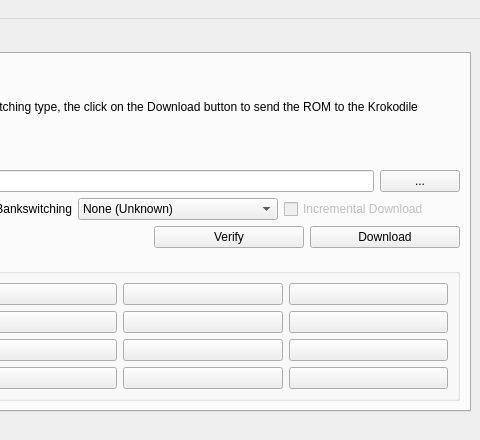
The window that krokcomwindow.ui (sa666666/krokcom) describes before a commit, drawn with Qt 5; both pictures show x 240 to 720 and y 0 to 440 of the 720 by 440 pixel window.
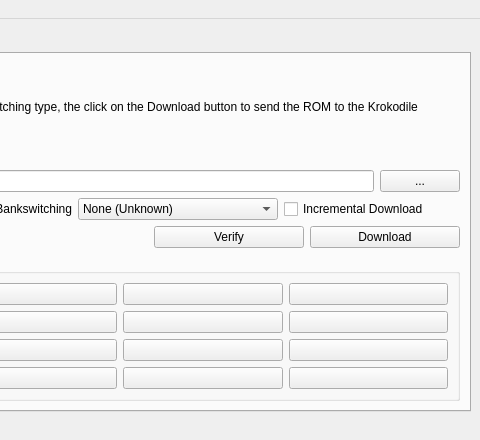
The same window after the commit. Icons and pictures are not drawn.

Commit message: Activated 'incremental download' checkbox on the ROM tab.

The edit to the form file:
```diff
--- a/krokcomwindow.ui
+++ b/krokcomwindow.ui
@@ -405,7 +405,7 @@
           <item>
            <widget class="QCheckBox" name="checkBox">
             <property name="enabled">
-             <bool>false</bool>
+             <bool>true</bool>
             </property>
             <property name="toolTip">
              <string>Only download the differences from the
```
Left out of the diff: 4 changed lines with no effect on the pictures. The commit also changes 1 other file.
